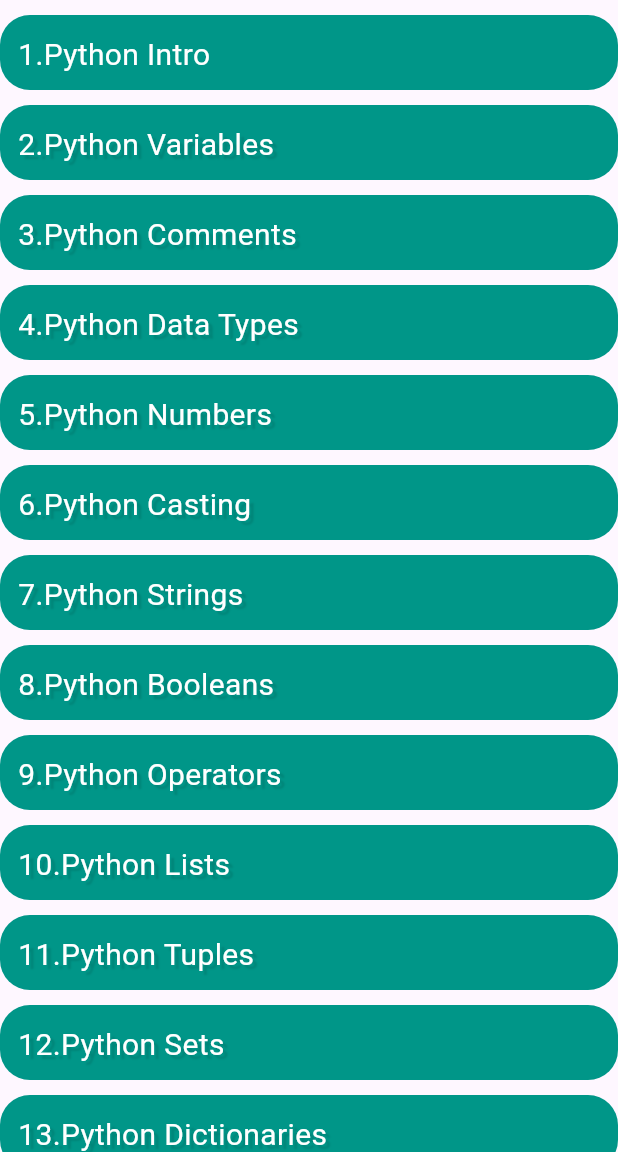
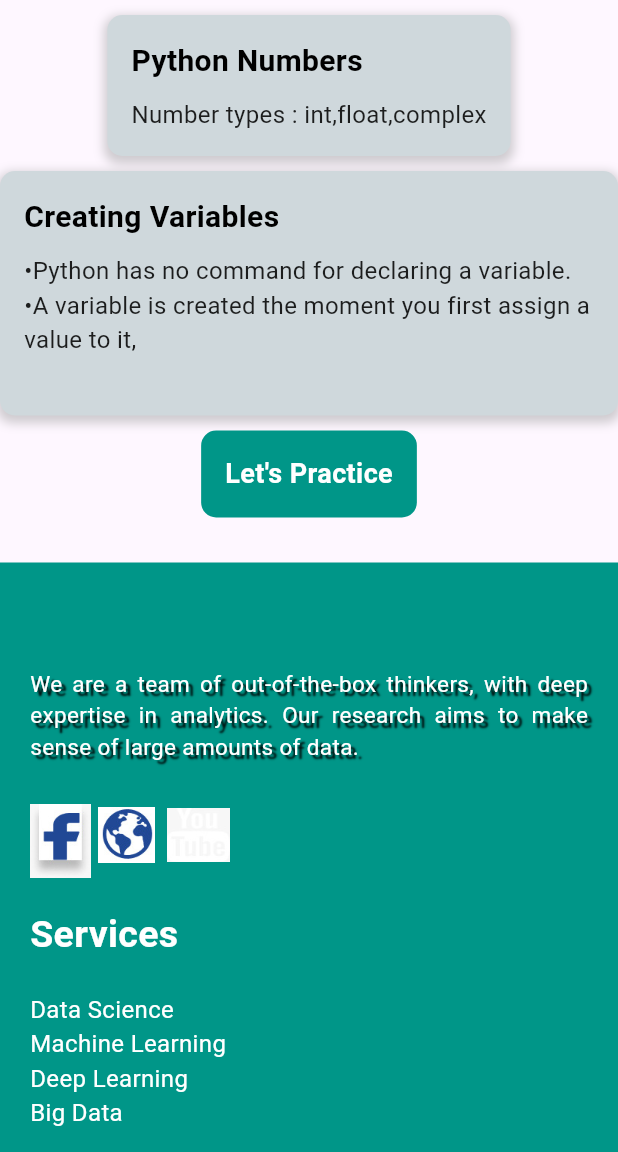
Before and after one commit to rijwan-uddin/Python-Compiler, a Flutter app: the Topic screen opened directly, after a tap on "5.Python Numbers", on a phone screen of 412 x 824 dp, the part 84-1236 px from its top. Run offline on Flutter 3.47's test engine with Material 3 defaults, Android fonts, the phone set to English and light mode, and no system bars.

Commit message:
Numbers added

```diff
--- a/lib/topics/pythonTopicList.dart
+++ b/lib/topics/pythonTopicList.dart
@@ -1,5 +1,6 @@
 import 'package:flutter/material.dart';
 import 'package:py_compiler/topics/topicDetails/datatypes.dart';
+import 'package:py_compiler/topics/topicDetails/numbers.dart';
 import 'package:py_compiler/topics/topicDetails/variable.dart';
 import 'topicDetails/intro.dart';
 class Topic extends StatefulWidget {
@@ -191,7 +192,7 @@ class _ResourcesState extends State<Topic> {
           const SizedBox(height: 10),
           GestureDetector(
             onTap: () {
-              // Navigate to desired screen here
+              Navigator.push(context, MaterialPageRoute(builder: (context)=> numbers()));  // Navigate to desired screen here
             },
             child: Container(
               height: 50,
--- a/lib/topics/topicDetails/datatypes.dart
+++ b/lib/topics/topicDetails/datatypes.dart
@@ -59,7 +59,7 @@ class _IntroState extends State<datatype> {
       body: SingleChildScrollView(
         child: Column(
           children: [
-            SizedBox(height: 10.0),
+            const SizedBox(height: 10.0),
             Container(
               padding: const EdgeInsets.all(16.0),
               decoration: BoxDecoration(
@@ -337,7 +337,8 @@ class _IntroState extends State<datatype> {
 
 
 
-            SizedBox(height: 10.0),
+
+            const SizedBox(height: 10.0),
             GestureDetector(
               onTap: openNextContainers,
               child: Container(
@@ -361,7 +362,7 @@ class _IntroState extends State<datatype> {
             ),
 
 
-            SizedBox(height: 10.0),
+            const SizedBox(height: 10.0),
             if (!isHintVisible)
               Container(
                 padding: const EdgeInsets.all(16.0),
--- /dev/null
+++ b/lib/topics/topicDetails/numbers.dart
@@ -0,0 +1,223 @@
+import 'package:flutter/material.dart';
+import '../../view/footer_view.dart';
+
+class numbers extends StatefulWidget {
+  const numbers({Key? key}) : super(key: key);
+
+  @override
+  _NumberState createState() => _NumberState();
+}
+
+class _NumberState extends State<numbers> {
+  TextEditingController codeController = TextEditingController();
+  String hintText = 'x = 5\ny = "John"\nprint(x)\nprint(y)';
+  String contentText = '5 \nJhon'; // Content to show if the code matches
+  String compilerOutput = ''; // Variable to hold compiler output
+  bool isHintVisible = true;
+
+  void openNextContainers() {
+
+    setState(() {
+      isHintVisible = !isHintVisible;
+    });
+  }
+
+  @override
+  Widget build(BuildContext context) {
+    return Scaffold(
+      appBar: AppBar(
+        backgroundColor: Colors.white,
+        actions: [
+          Expanded(
+            child: Padding(
+              padding: const EdgeInsets.only(left: 10, right: 10, top: 5),
+              child: Row(
+                mainAxisAlignment: MainAxisAlignment.spaceBetween,
+                children: [
+                  Image.asset(
+                    "images/logo2.jpeg",
+                    scale: 8,
+                  ),
+                  Row(
+                    children: [
+                      Image.asset(
+                        "images/diu.jpeg",
+                        scale: 8,
+                      ),
+                      Image.asset(
+                        "images/notification.jpeg",
+                        scale: 2,
+                      ),
+                    ],
+                  ),
+                ],
+              ),
+            ),
+          ),
+        ],
+      ),
+      body: SingleChildScrollView(
+        child: Column(
+          children: [
+            SizedBox(height: 10.0),
+            Container(
+              padding: const EdgeInsets.all(16.0),
+              decoration: BoxDecoration(
+                color: Colors.blueGrey.shade100,
+                borderRadius: BorderRadius.circular(10.0),
+                boxShadow: [
+                  BoxShadow(
+                    color: Colors.grey.withOpacity(0.5),
+                    spreadRadius: 2,
+                    blurRadius: 5,
+                    offset: const Offset(0, 3),
+                  ),
+                ],
+              ),
+              child: const Column(
+                crossAxisAlignment: CrossAxisAlignment.start,
+                children: [
+                  Text(
+                    'Python Numbers',
+                    style: TextStyle(
+                      fontSize: 20.0,
+                      fontWeight: FontWeight.bold,
+                      color: Colors.black,
+                    ),
+                  ),
+                  SizedBox(height: 10.0),
+                  Text(
+                    'Number types : int,float,complex',
+                    style: TextStyle(
+                      fontSize: 16.0,
+                      color: Colors.black87,
+                    ),
+                  ),
+
+
+                ],
+              ),
+            ),
+            SizedBox(height: 10.0),
+            Container(
+              padding: const EdgeInsets.all(16.0),
+              decoration: BoxDecoration(
+                color: Colors.blueGrey.shade100,
+                borderRadius: BorderRadius.circular(10.0),
+                boxShadow: [
+                  BoxShadow(
+                    color: Colors.grey.withOpacity(0.5),
+                    spreadRadius: 2,
+                    blurRadius: 5,
+                    offset: const Offset(0, 3),
+                  ),
+                ],
+              ),
+              child: const Column(
+                crossAxisAlignment: CrossAxisAlignment.start,
+                children: [
+                  Text(
+                    'Creating Variables',
+                    style: TextStyle(
+                      fontSize: 20.0,
+                      fontWeight: FontWeight.bold,
+                      color: Colors.black,
+                    ),
+                  ),
+                  SizedBox(height: 10.0),
+                  Text(
+                    '•Python has no command for declaring a variable.\n'
+                        '•A variable is created the moment you first assign a value to it,\n',
+
+                    style: TextStyle(
+                      fontSize: 16.0,
+                      color: Colors.black87,
+                    ),
+                  ),
+                ],
+              ),
+            ),
+            SizedBox(height: 10.0),
+            GestureDetector(
+              onTap: openNextContainers,
+              child: Container(
+                padding: const EdgeInsets.all(16.0),
+                constraints: BoxConstraints(
+                  maxWidth: MediaQuery.of(context).size.width * 0.8,
+                ),
+                decoration: BoxDecoration(
+                  color: Colors.teal,
+                  borderRadius: BorderRadius.circular(10.0),
+                ),
+                child: const Text(
+                  "Let's Practice",
+                  style: TextStyle(
+                    fontSize: 18.0,
+                    fontWeight: FontWeight.bold,
+                    color: Colors.white,
+                  ),
+                ),
+              ),
+            ),
+
+
+            SizedBox(height: 10.0),
+            if (!isHintVisible)
+              Container(
+                padding: const EdgeInsets.all(16.0),
+                constraints: BoxConstraints(
+                  maxWidth: MediaQuery.of(context).size.width * 0.8,
+                ),
+                decoration: BoxDecoration(
+                  color: Colors.grey.shade200,
+                  borderRadius: BorderRadius.circular(10.0),
+                ),
+                child: TextField(
+                  controller: codeController,
+                  maxLines: 5,
+                  decoration: InputDecoration(
+                    hintText: hintText,
+                    border: InputBorder.none,
+                  ),
+                ),
+              ),
+            if (!isHintVisible)
+              const SizedBox(height: 16.0),
+            if (!isHintVisible)
+              ElevatedButton(
+                onPressed: () {
+                  setState(() {
+                    if (codeController.text.trim() == hintText) {
+                      // If entered code matches the hint text
+                      compilerOutput = contentText;
+                    } else {
+                      // If entered code does not match the hint text
+                      compilerOutput = 'Error: Invalid code!';
+                    }
+                  });
+                },
+                child: const Text('Run code'),
+              ),
+            if (!isHintVisible)
+              const SizedBox(height: 16.0),
+            if (!isHintVisible)
+              Container(
+                padding: const EdgeInsets.all(16.0),
+                decoration: BoxDecoration(
+                  color: Colors.grey.shade200,
+                  borderRadius: BorderRadius.circular(10.0),
+                ),
+                child: Text(
+                  compilerOutput,
+                  style: const TextStyle(fontSize: 16.0),
+                ),
+              ),
+
+            const SizedBox(height: 20),
+            const Footer(),
+          ],
+        ),
+      ),
+    );
+  }
+}
```
